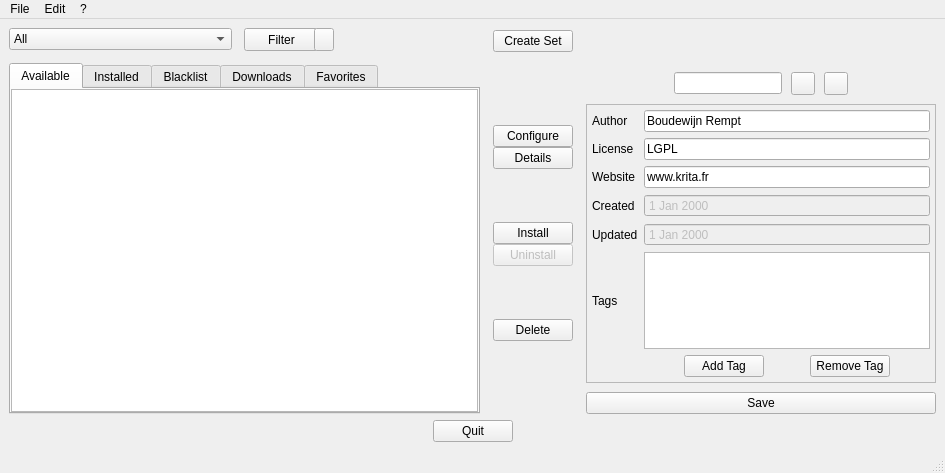
Above: krita/plugins/paintops/resourcemanager/KoResourceManagerWidget.ui from KDE/krita before the change. Below: the same form after it.
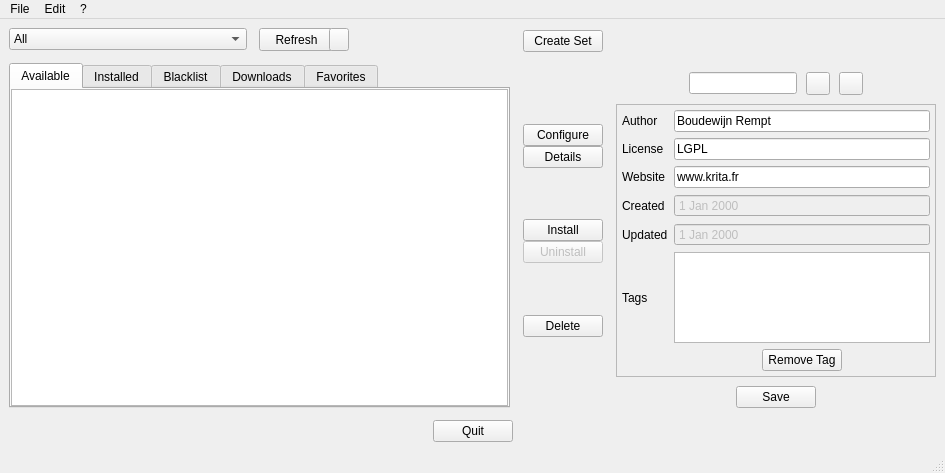
That is the form after the change.

Commit message: Updating resourceManager with operating tag system.

Patch:
```diff
--- a/krita/plugins/paintops/resourcemanager/KoResourceManagerWidget.ui
+++ b/krita/plugins/paintops/resourcemanager/KoResourceManagerWidget.ui
@@ -15,6 +15,9 @@
   </property>
   <widget class="QWidget" name="centralwidget">
    <layout class="QVBoxLayout" name="verticalLayout_4">
+    <property name="spacing">
+     <number>12</number>
+    </property>
     <item>
      <layout class="QHBoxLayout" name="horizontalLayout_2">
       <property name="spacing">
@@ -117,7 +120,7 @@
               </rect>
              </property>
              <property name="text">
-              <string>Filter</string>
+              <string>Refresh</string>
              </property>
             </widget>
             <widget class="QPushButton" name="pushButton_10">
@@ -824,26 +827,6 @@
                  </property>
                 </spacer>
                </item>
-               <item>
-                <widget class="QPushButton" name="pushButton_4">
-                 <property name="text">
-                  <string>Add Tag</string>
-                 </property>
-                </widget>
-               </item>
-               <item>
-                <spacer name="horizontalSpacer_9">
-                 <property name="orientation">
-                  <enum>Qt::Horizontal</enum>
-                 </property>
-                 <property name="sizeHint" stdset="0">
-                  <size>
-                   <width>40</width>
-                   <height>20</height>
-                  </size>
-                 </property>
-                </spacer>
-               </item>
                <item>
                 <widget class="QPushButton" name="pushButton_11">
                  <property name="text">
@@ -857,7 +840,7 @@
                   <enum>Qt::Horizontal</enum>
                  </property>
                  <property name="sizeType">
-                  <enum>QSizePolicy::Maximum</enum>
+                  <enum>QSizePolicy::Expanding</enum>
                  </property>
                  <property name="sizeHint" stdset="0">
                   <size>
@@ -874,11 +857,41 @@
           </widget>
          </item>
          <item>
-          <widget class="QPushButton" name="pushButton_12">
-           <property name="text">
-            <string>Save</string>
-           </property>
-          </widget>
+          <layout class="QHBoxLayout" name="horizontalLayout_6">
+           <item>
+            <spacer name="horizontalSpacer_15">
+             <property name="orientation">
+              <enum>Qt::Horizontal</enum>
+             </property>
+             <property name="sizeHint" stdset="0">
+              <size>
+               <width>40</width>
+               <height>20</height>
+              </size>
+             </property>
+            </spacer>
+           </item>
+           <item>
+            <widget class="QPushButton" name="pushButton_12">
+             <property name="text">
+              <string>Save</string>
+             </property>
+            </widget>
+           </item>
+           <item>
+            <spacer name="horizontalSpacer_16">
+             <property name="orientation">
+              <enum>Qt::Horizontal</enum>
+             </property>
+             <property name="sizeHint" stdset="0">
+              <size>
+               <width>40</width>
+               <height>20</height>
+              </size>
+             </property>
+            </spacer>
+           </item>
+          </layout>
          </item>
         </layout>
        </widget>
```
Left out of the diff: 2 changed lines with no effect on the pictures. The commit also changes 3 other files.
